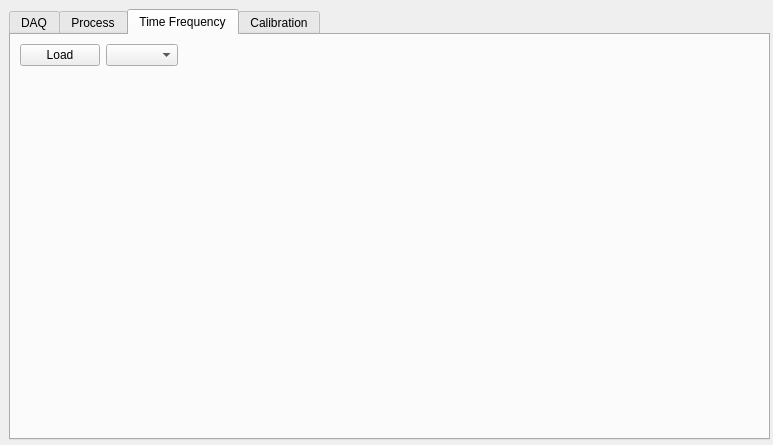
This is gui.ui in nogleo/datanog as Qt 5 draws it before an edit. The edited form follows.
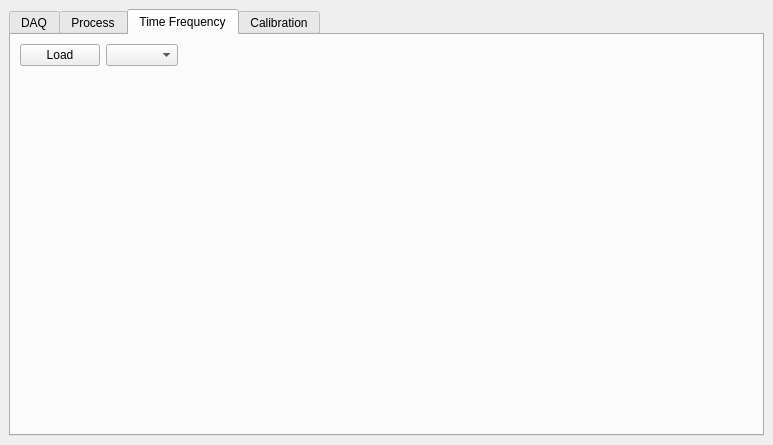
This is the edited form.

Commit message: fix TF plot!

The edit to the form file:
```diff
--- a/gui.ui
+++ b/gui.ui
@@ -38,15 +38,9 @@
      <verstretch>1</verstretch>
     </sizepolicy>
    </property>
+   <layout class="QGridLayout" name="gridLayout_4">
+    <item row="0" column="1">
    <widget class="QTabWidget" name="tabWidget">
-    <property name="geometry">
-     <rect>
-      <x>9</x>
-      <y>9</y>
-      <width>761</width>
-      <height>431</height>
-     </rect>
-    </property>
     <property name="sizePolicy">
      <sizepolicy hsizetype="Expanding" vsizetype="Expanding">
       <horstretch>1</horstretch>
@@ -263,8 +257,8 @@
      <attribute name="title">
       <string>Time Frequency</string>
      </attribute>
-     <layout class="QHBoxLayout" name="horizontalLayout_2">
-      <item>
+       <layout class="QGridLayout" name="gridLayout_5">
+        <item row="1" column="0">
        <layout class="QVBoxLayout" name="verticalLayout_TF">
         <item>
          <layout class="QHBoxLayout" name="horizontalLayout_TF">
@@ -298,6 +292,9 @@
           <property name="orientation">
            <enum>Qt::Vertical</enum>
           </property>
+            <property name="sizeType">
+             <enum>QSizePolicy::Expanding</enum>
+            </property>
           <property name="sizeHint" stdset="0">
            <size>
             <width>20</width>
@@ -373,6 +370,8 @@
      </layout>
     </widget>
    </widget>
+    </item>
+   </layout>
   </widget>
  </widget>
  <resources/>
```
Left out of the diff: 6 changed lines with no effect on the pictures. Lines whose indentation alone changed are shown as unchanged. The commit also changes 2 other files.
